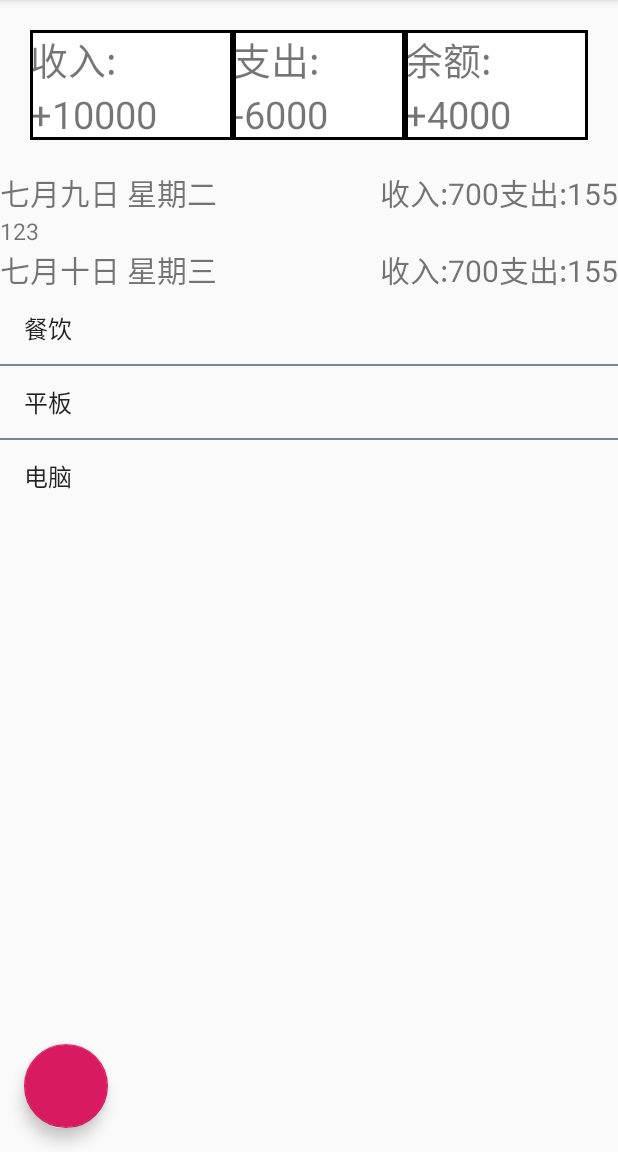
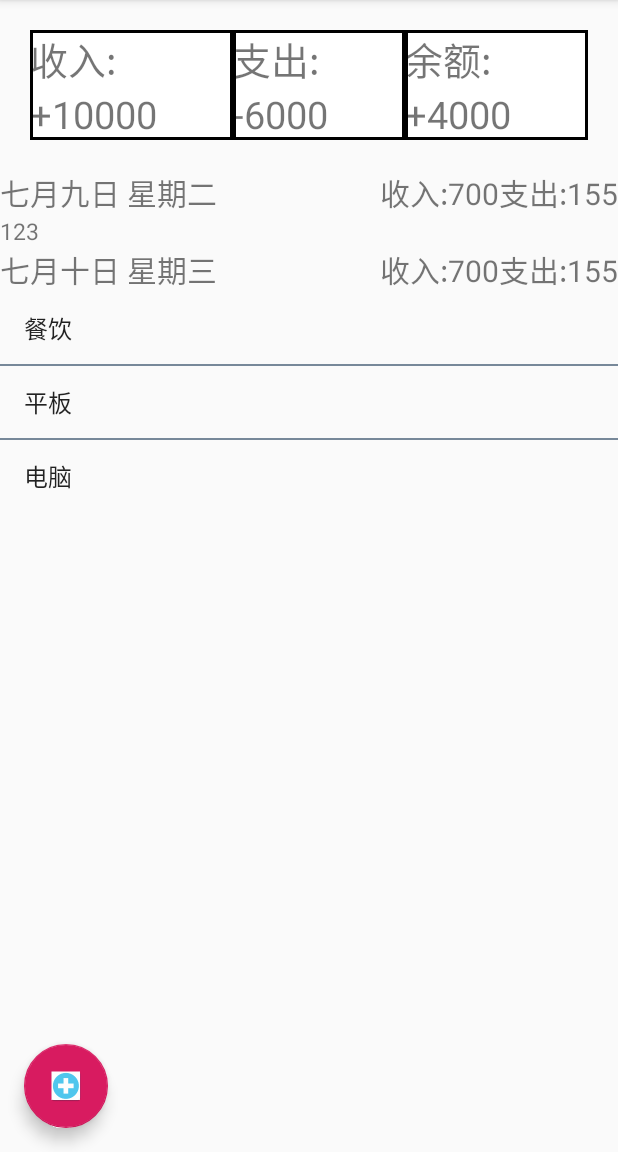
Before and after one commit to w-mj/DingDongZhangfang, an Android app: the screen it shows after launch (MainActivity), on a phone screen of 412 x 824 dp, the part 84-1236 px from its top. Run offline under Robolectric (Android 15) with nearby library versions, the phone set to English and light mode, and no system bars.

Commit message:
add error solve

```diff
--- a/app/src/main/res/layout/app_bar_main.xml
+++ b/app/src/main/res/layout/app_bar_main.xml
@@ -29,6 +29,7 @@
             android:layout_height="wrap_content"
             android:layout_gravity="bottom"
             android:layout_margin="@dimen/fab_margin"
+            app:srcCompat="@mipmap/add"
             />
     <LinearLayout android:layout_width="match_parent" android:layout_height="wrap_content">
 
```
